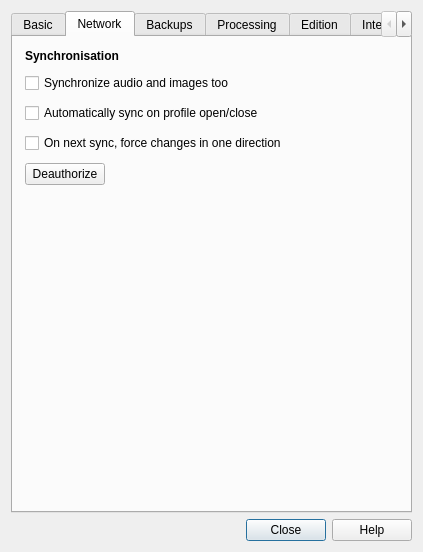
Before: the Qt Designer form designer/preferences.ui in Arthur-Milchior/anki, drawn with Qt 5.
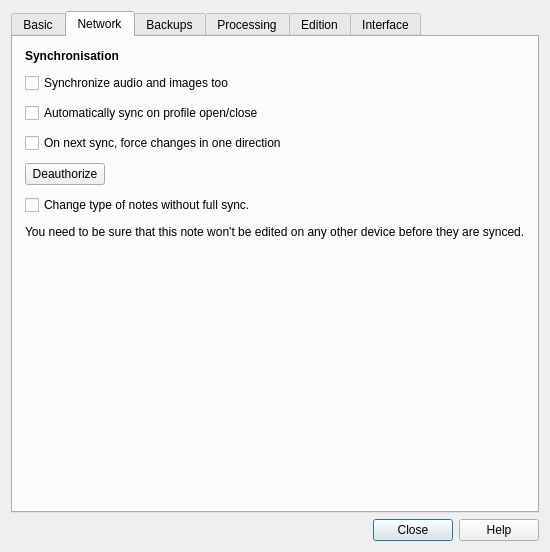
After: the same form once the commit is applied. The open tabs and pages were chosen to show the change.

What changed in the file:
```diff
--- a/designer/preferences.ui
+++ b/designer/preferences.ui
@@ -327,6 +327,20 @@
              </item>
             </layout>
            </item>
+           <item>
+            <widget class="QCheckBox" name="changeTypeOfNoteWithoutSync">
+             <property name="text">
+              <string>Change type of notes without full sync.</string>
+             </property>
+            </widget>
+           </item>
+           <item>
+            <widget class="QLabel" name="label_5">
+             <property name="text">
+              <string>You need to be sure that this note won't be edited on any other device before they are synced.</string>
+             </property>
+            </widget>
+           </item>
           </layout>
          </item>
         </layout>
```
Left out of the diff: 2 changed lines with no effect on the pictures. Lines whose indentation alone changed are shown as unchanged.
